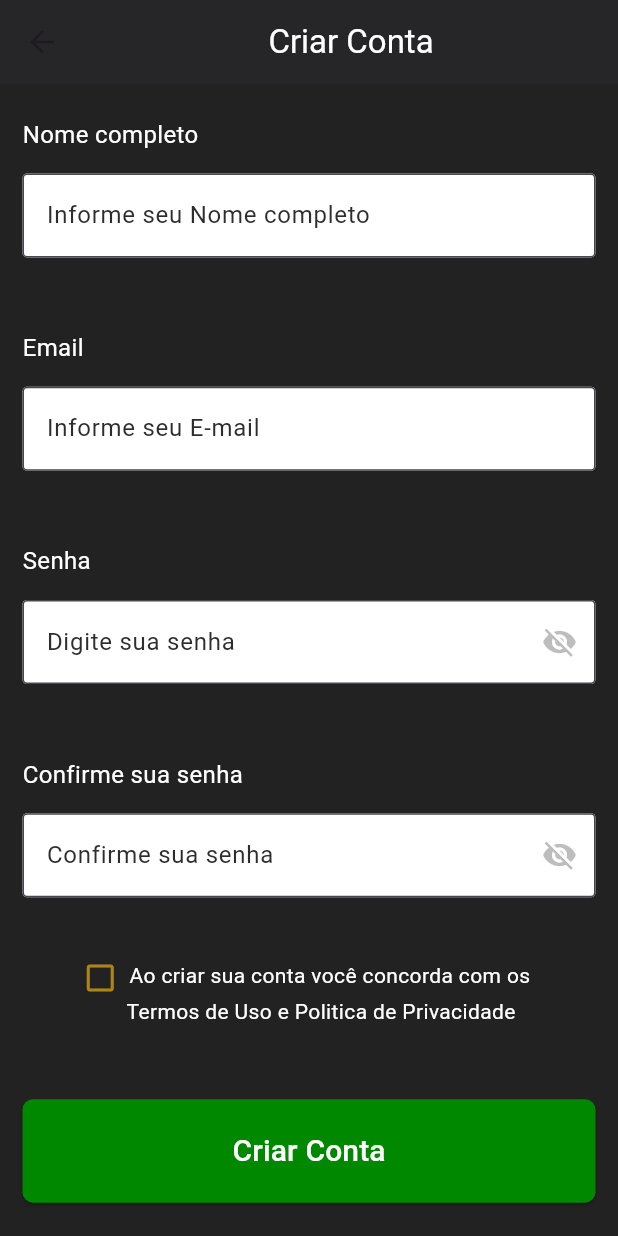
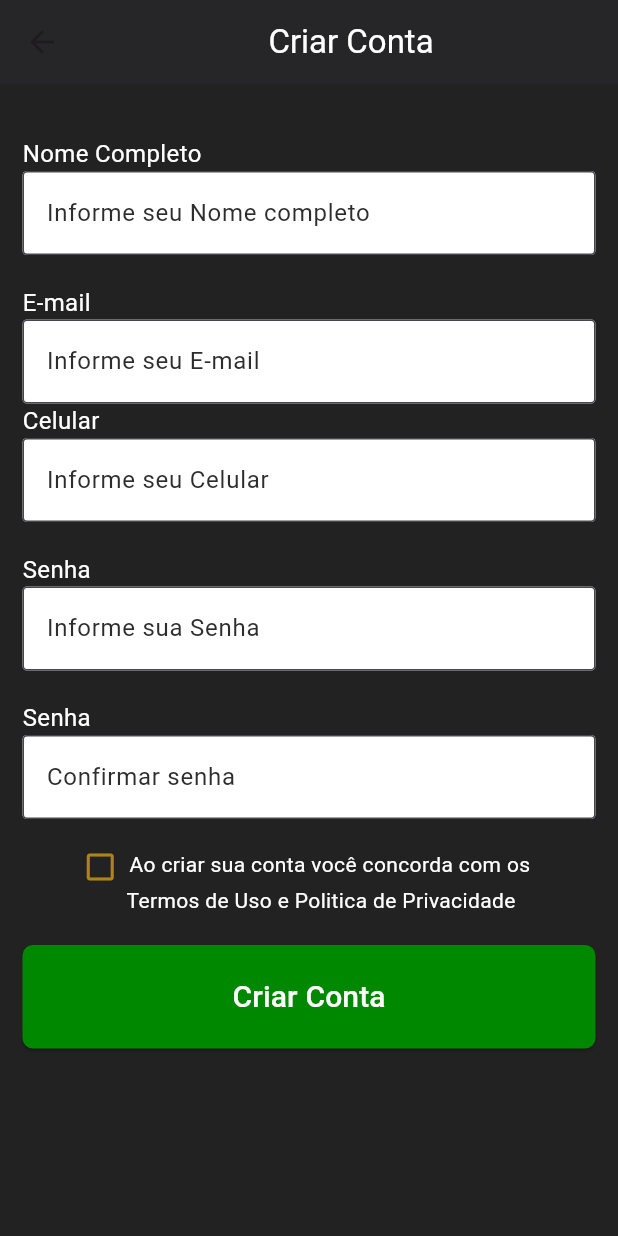
Before and after one commit to Bruno-Meireles/leilao_teste_dix, a Flutter app: the Cadastro screen opened by its route, on a phone screen of 412 x 824 dp. Run offline on Flutter 3.47's test engine with Material 3 defaults, Android fonts, the phone set to English and light mode, and no system bars; Roboto replaces fonts that are missing (Poppins).

Commit message:
add form

```diff
--- a/analysis_options.yaml
+++ b/analysis_options.yaml
@@ -23,6 +23,5 @@ linter:
   rules:
     # avoid_print: false  # Uncomment to disable the `avoid_print` rule
     # prefer_single_quotes: true  # Uncomment to enable the `prefer_single_quotes` rule
-
 # Additional information about this file can be found at
 # https://dart.dev/guides/language/analysis-options
--- a/lib/cadastro.dart
+++ b/lib/cadastro.dart
@@ -1,5 +1,5 @@
-// cadastro.dart
 import 'package:flutter/material.dart';
+import 'components/form.dart';
 
 class Cadastro extends StatelessWidget {
   const Cadastro({super.key});
@@ -13,121 +13,62 @@ class Cadastro extends StatelessWidget {
         title: const Center(
           child: Text(
             "Criar Conta",
-            style: TextStyle(color: Color(0xffFFFFFF)),
+            style: TextStyle(
+              fontFamily: "Poppins",
+              color: Color(0xffFFFFFF),
+            ),
           ),
         ),
       ),
       body: Padding(
         padding: const EdgeInsets.all(15),
         child: Column(
-          crossAxisAlignment: CrossAxisAlignment.start,
-          mainAxisAlignment: MainAxisAlignment.spaceAround,
           children: [
-            const Text(
-              "Nome completo",
-              style: TextStyle(
-                fontSize: 16,
-                color: Color(0xffFFFFFF),
-              ),
+            const SizedBox(
+              height: 20,
             ),
-            TextFormField(
-              keyboardType: TextInputType.name,
-              decoration: const InputDecoration(
-                fillColor: Color(0xffFFFFFF),
-                filled: true,
-                hintText: "Informe seu Nome completo",
-                hintStyle: TextStyle(
-                  color: Color(0xff2D2D2D),
-                ),
-                border: OutlineInputBorder(
-                  borderRadius: BorderRadius.all(
-                    Radius.circular(3),
-                  ),
-                ),
-              ),
-            ),
-            const SizedBox(height: 20),
-            const Text(
-              "Email",
-              style: TextStyle(
-                color: Color(0xffFFFFFF),
-                fontSize: 16,
-              ),
-            ),
-            TextFormField(
-              keyboardType: TextInputType.emailAddress,
-              decoration: const InputDecoration(
-                fillColor: Color(0xffFFFFFF),
-                filled: true,
-                hintText: "Informe seu E-mail",
-                hintStyle: TextStyle(
-                  color: Color(0xff2D2D2D),
-                ),
-                border: OutlineInputBorder(
-                  borderRadius: BorderRadius.all(
-                    Radius.circular(3),
-                  ),
-                ),
-              ),
-            ),
-            const SizedBox(height: 20),
-            const Text(
-              "Senha",
-              style: TextStyle(
-                color: Color(0xffFFFFFF),
-                fontSize: 16,
-              ),
-            ),
-            TextFormField(
-              obscureText: true,
-              decoration: const InputDecoration(
-                fillColor: Color(0xffFFFFFF),
-                filled: true,
-                hintText: "Digite sua senha",
-                hintStyle: TextStyle(
-                  color: Color(0xff2D2D2D),
-                ),
-                border: OutlineInputBorder(
-                  borderRadius: BorderRadius.all(
-                    Radius.circular(3),
-                  ),
-                ),
-                suffixIcon: Icon(
-                  Icons.visibility_off,
-                  color: Colors.black26,
-                ),
-              ),
-            ),
-            const SizedBox(height: 20),
-            const Text(
-              "Confirme sua senha",
-              style: TextStyle(
-                color: Color(0xffFFFFFF),
-                fontSize: 16,
-              ),
-            ),
-            TextFormField(
-              obscureText: true,
-              decoration: const InputDecoration(
-                fillColor: Color(0xffFFFFFF),
-                filled: true,
-                hintText: "Confirme sua senha",
-                hintStyle: TextStyle(
-                  color: Color(0xff2D2D2D),
-                ),
-                border: OutlineInputBorder(
-                  borderRadius: BorderRadius.all(
-                    Radius.circular(3),
-                  ),
-                ),
-                suffixIcon: Icon(
-                  Icons.visibility_off,
-                  color: Colors.black26,
-                ),
-              ),
+            CustomTextFormField(
+              key: UniqueKey(),
+              labelText: "Nome Completo",
+              hintText: "Informe seu Nome completo",
+              keyboardType: TextInputType.text,
+              controller: TextEditingController(),
             ),
             const SizedBox(
-              height: 13,
+              height: 20,
+            ),
+            CustomTextFormField(
+              key: UniqueKey(),
+              labelText: "E-mail",
+              hintText: "Informe seu E-mail",
+              controller: TextEditingController(),
+            ),
+            CustomTextFormField(
+              key: UniqueKey(),
+              labelText: "Celular",
+              hintText: "Informe seu Celular",
+              controller: TextEditingController(),
+            ),
+            const SizedBox(
+              height: 20,
+            ),
+            CustomTextFormField(
+              key: UniqueKey(),
+              labelText: "Senha",
+              hintText: "Informe sua Senha",
+              controller: TextEditingController(),
+            ),
+            const SizedBox(
+              height: 20,
+            ),
+            CustomTextFormField(
+              key: UniqueKey(),
+              labelText: "Senha",
+              hintText: "Confirmar senha",
+              controller: TextEditingController(),
+            ),
+            const SizedBox(
+              height: 20,
             ),
             const Center(
               child: Column(
--- /dev/null
+++ b/lib/components/form.dart
@@ -0,0 +1,53 @@
+import 'package:flutter/material.dart';
+
+class CustomTextFormField extends StatelessWidget {
+  final String labelText;
+  final String hintText;
+
+  final TextInputType keyboardType;
+  final TextEditingController controller;
+  final bool obscureText;
+
+  const CustomTextFormField({
+    required Key key,
+    required this.labelText,
+    required this.hintText,
+    this.keyboardType = TextInputType.text,
+    required this.controller,
+    this.obscureText = false,
+  }) : super(key: key);
+
+  @override
+  Widget build(BuildContext context) {
+    return Column(
+      crossAxisAlignment: CrossAxisAlignment.start,
+      children: [
+        Text(
+          labelText,
+          style: const TextStyle(
+            fontSize: 16,
+            color: Color(0xffFFFFFF),
+          ),
+        ),
+        TextFormField(
+          controller: controller,
+          keyboardType: keyboardType,
+          obscureText: obscureText,
+          decoration: InputDecoration(
+            fillColor: const Color(0xffFFFFFF),
+            filled: true,
+            hintText: hintText,
+            hintStyle: const TextStyle(
+              color: Color(0xff2D2D2D),
+            ),
+            border: const OutlineInputBorder(
+              borderRadius: BorderRadius.all(
+                Radius.circular(3),
+              ),
+            ),
+          ),
+        ),
+      ],
+    );
+  }
+}
```
Also changed, not shown: pubspec.yaml (+13 -14 lines), 1 other file.
